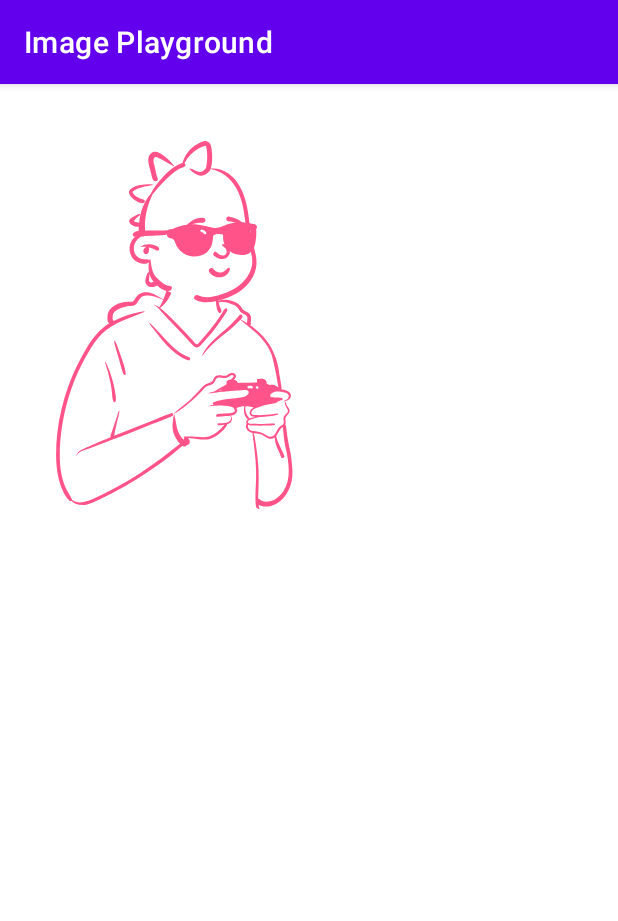
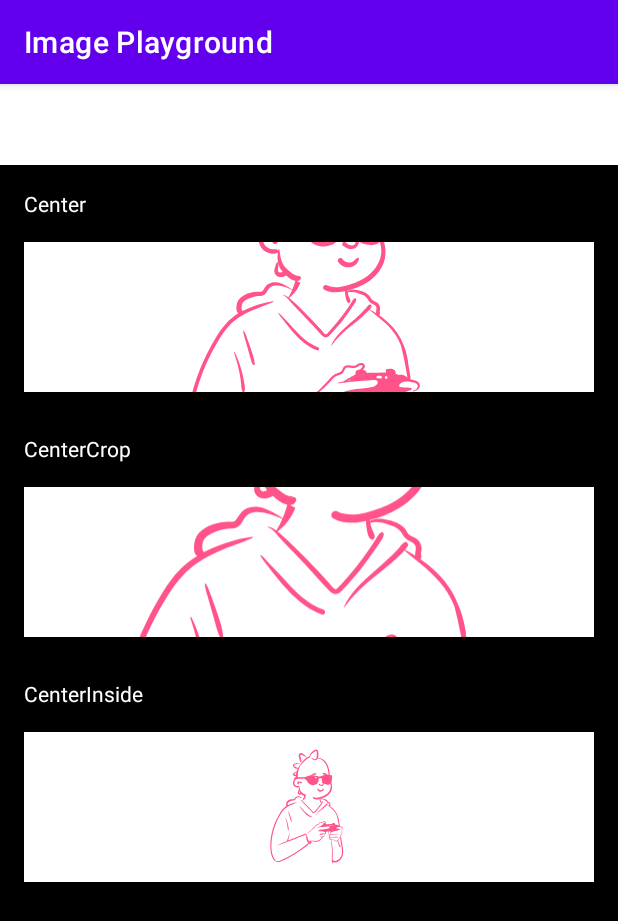
Before and after one commit to nimisaya/android-playground, an Android app: the screen it shows after launch (MainActivity), on a phone screen of 412 x 824 dp. Shown: the top 921 px of the screen. Run offline under Robolectric (Android 15) with nearby library versions, the phone set to English and light mode, and no system bars.

Commit message:
Add examples of ImageView ScaleType

```diff
--- a/ImagePlayground/app/src/main/res/layout/activity_main.xml
+++ b/ImagePlayground/app/src/main/res/layout/activity_main.xml
@@ -1,8 +1,22 @@
 <?xml version="1.0" encoding="utf-8"?>
-<androidx.fragment.app.FragmentContainerView
-    xmlns:android="http://schemas.android.com/apk/res/android"
-    android:id="@+id/fragment_container_view"
+
+<LinearLayout xmlns:android="http://schemas.android.com/apk/res/android"
     android:layout_width="match_parent"
     android:layout_height="match_parent"
-    android:background="@color/white"
-    android:name="com.nimisaya.imageplayground.LearnScaleType" />
+    android:orientation="vertical">
+
+    <TextView
+        android:layout_width="match_parent"
+        android:layout_height="wrap_content"
+        android:textColor="@color/white"
+        android:textSize="16sp"
+        android:padding="16dp"
+        android:text="@string/scale_type_title"/>
+
+    <androidx.fragment.app.FragmentContainerView
+        android:id="@+id/fragment_container_view"
+        android:layout_width="match_parent"
+        android:layout_height="match_parent"
+        android:name="com.nimisaya.imageplayground.LearnScaleType" />
+
+</LinearLayout>
--- a/ImagePlayground/app/src/main/res/layout/fragment_learn_scale_type.xml
+++ b/ImagePlayground/app/src/main/res/layout/fragment_learn_scale_type.xml
@@ -5,12 +5,78 @@
     android:layout_height="match_parent"
     xmlns:app="http://schemas.android.com/apk/res-auto"
     android:orientation="vertical"
+    android:background="@color/black"
     tools:context=".LearnScaleType">
 
-    <ImageView
-        android:layout_width="wrap_content"
+    <LinearLayout
+        android:layout_width="match_parent"
         android:layout_height="wrap_content"
-        app:srcCompat="@drawable/dino_guy"
-        android:contentDescription="@string/desc_dino_guy"/>
+        android:orientation="vertical">
+
+        <TextView
+            android:layout_width="wrap_content"
+            android:layout_height="wrap_content"
+            android:textColor="@color/white"
+            android:padding="@dimen/section_heading"
+            android:text="@string/center"/>
+
+        <ImageView
+            android:layout_width="match_parent"
+            android:layout_height="100dp"
+            android:layout_marginHorizontal="16dp"
+            android:background="@color/white"
+            android:scaleType="center"
+            android:contentDescription="@string/desc_dino_guy"
+            app:srcCompat="@drawable/dino_guy" />
+
+    </LinearLayout>
+
+    <LinearLayout
+        android:layout_width="match_parent"
+        android:layout_height="wrap_content"
+        android:paddingTop="12dp"
+        android:orientation="vertical">
+
+        <TextView
+            android:layout_width="wrap_content"
+            android:layout_height="wrap_content"
+            android:textColor="@color/white"
+            android:padding="@dimen/section_heading"
+            android:text="@string/center_crop"/>
+
+        <ImageView
+            android:layout_width="match_parent"
+            android:layout_height="100dp"
+            android:layout_marginHorizontal="16dp"
+            android:background="@color/white"
+            android:scaleType="centerCrop"
+            android:contentDescription="@string/desc_dino_guy"
+            app:srcCompat="@drawable/dino_guy" />
+
+    </LinearLayout>
+
+    <LinearLayout
+        android:layout_width="match_parent"
+        android:layout_height="wrap_content"
+        android:paddingTop="12dp"
+        android:orientation="vertical">
+
+        <TextView
+            android:layout_width="wrap_content"
+            android:layout_height="wrap_content"
+            android:textColor="@color/white"
+            android:padding="@dimen/section_heading"
+            android:text="@string/center_inside"/>
+
+        <ImageView
+            android:layout_width="match_parent"
+            android:layout_height="100dp"
+            android:layout_marginHorizontal="16dp"
+            android:background="@color/white"
+            android:scaleType="centerInside"
+            android:contentDescription="@string/desc_dino_guy"
+            app:srcCompat="@drawable/dino_guy" />
+
+    </LinearLayout>
 
 </LinearLayout>
--- /dev/null
+++ b/ImagePlayground/app/src/main/res/values/dimens.xml
@@ -0,0 +1,4 @@
+<?xml version="1.0" encoding="utf-8"?>
+<resources>
+    <dimen name="section_heading">16dp</dimen>
+</resources>
--- a/ImagePlayground/app/src/main/res/values/strings.xml
+++ b/ImagePlayground/app/src/main/res/values/strings.xml
@@ -3,4 +3,8 @@
     <!-- TODO: Remove or change this placeholder text -->
     <string name="hello_blank_fragment">Hello blank fragment</string>
     <string name="desc_dino_guy">A guy with dinosaur hair</string>
+    <string name="center">Center</string>
+    <string name="center_crop">CenterCrop</string>
+    <string name="center_inside">CenterInside</string>
+    <string name="scale_type_title">ScaleType</string>
 </resources>
```
